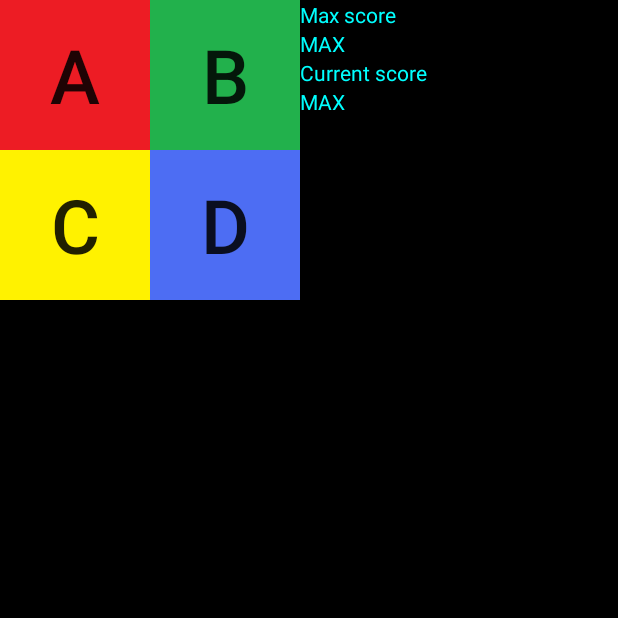
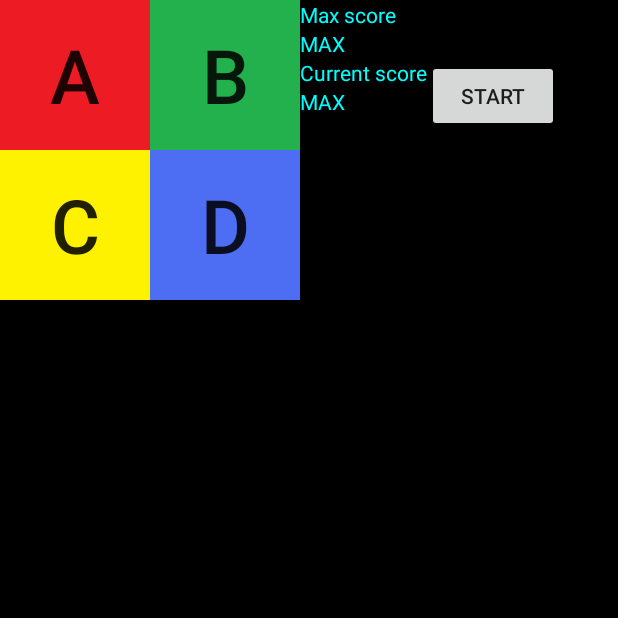
Before and after one commit to SkinnyDipping/RepeatTheSequence, an Android app: the screen it shows after launch (MainActivity), on a phone screen of 412 x 824 dp, the top half of it. Run offline under Robolectric (Android 15) with nearby library versions, the phone set to English and light mode, and no system bars.

Commit message:
Start button in layout

```diff
--- a/app/src/main/res/layout/game_layout.xml
+++ b/app/src/main/res/layout/game_layout.xml
@@ -3,7 +3,7 @@
             android:layout_width="match_parent"
             android:layout_height="match_parent"
             android:background="@color/background_color"
-            android:columnCount="3"
+            android:columnCount="4"
             android:rowCount="2">
 
     <Button
@@ -79,5 +79,13 @@
                 android:id="@+id/currScore_value"/>
     </LinearLayout>
 
+    <Button
+            android:id="@+id/button_start"
+            android:layout_width="wrap_content"
+            android:layout_height="wrap_content"
+            android:text="START"
+            android:layout_row="0"
+            android:layout_column="3"/>
+
 
 </GridLayout>
```
